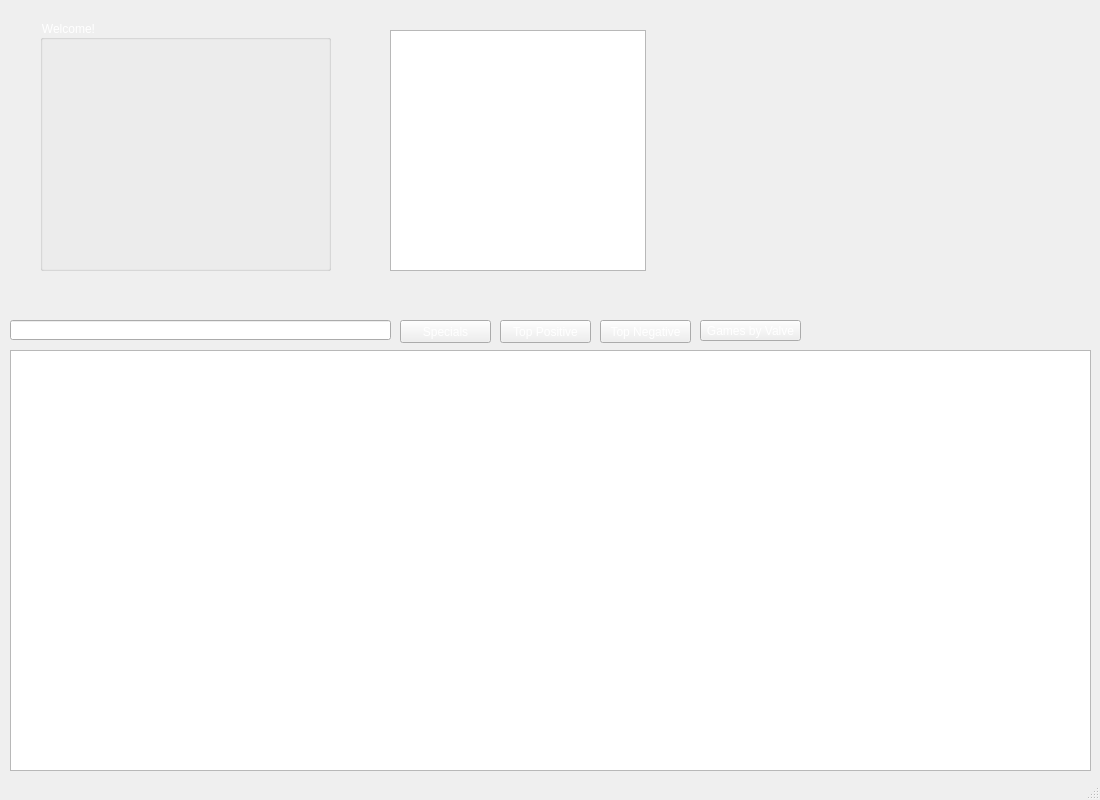
Above: UI files/mainWindow.ui from DataChefBoyardee/Database-Design-FP before the change. Below: the same form after it.
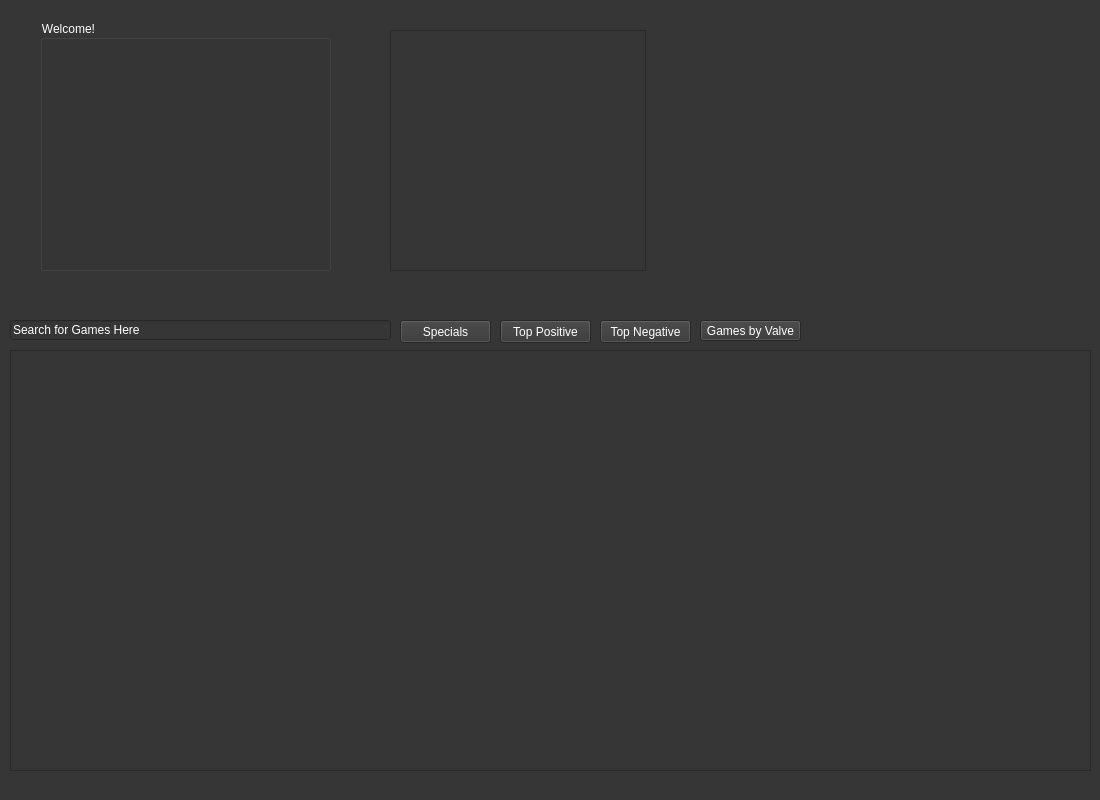
That is the form after the change. Icons and pictures are not drawn.

```diff
--- a/UI files/mainWindow.ui
+++ b/UI files/mainWindow.ui
@@ -26,7 +26,7 @@
    <string>Vapor</string>
   </property>
   <property name="styleSheet">
-   <string notr="true">background-color: rgb(54, 54, 54); background-image: url(C:\Users\patri\source\repos\Python Test Programs\GUI_TestingGrounds);</string>
+   <string notr="true">background-color: rgb(54, 54, 54);</string>
   </property>
   <widget class="QWidget" name="centralwidget">
    <widget class="QTableView" name="tableView">
```
